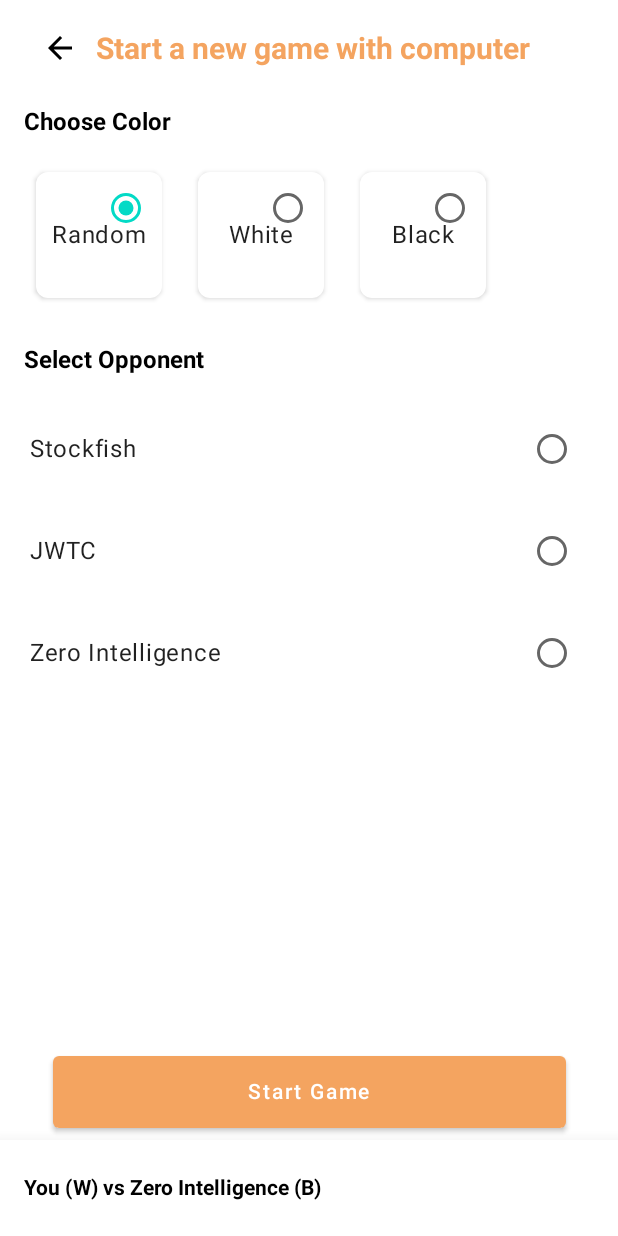
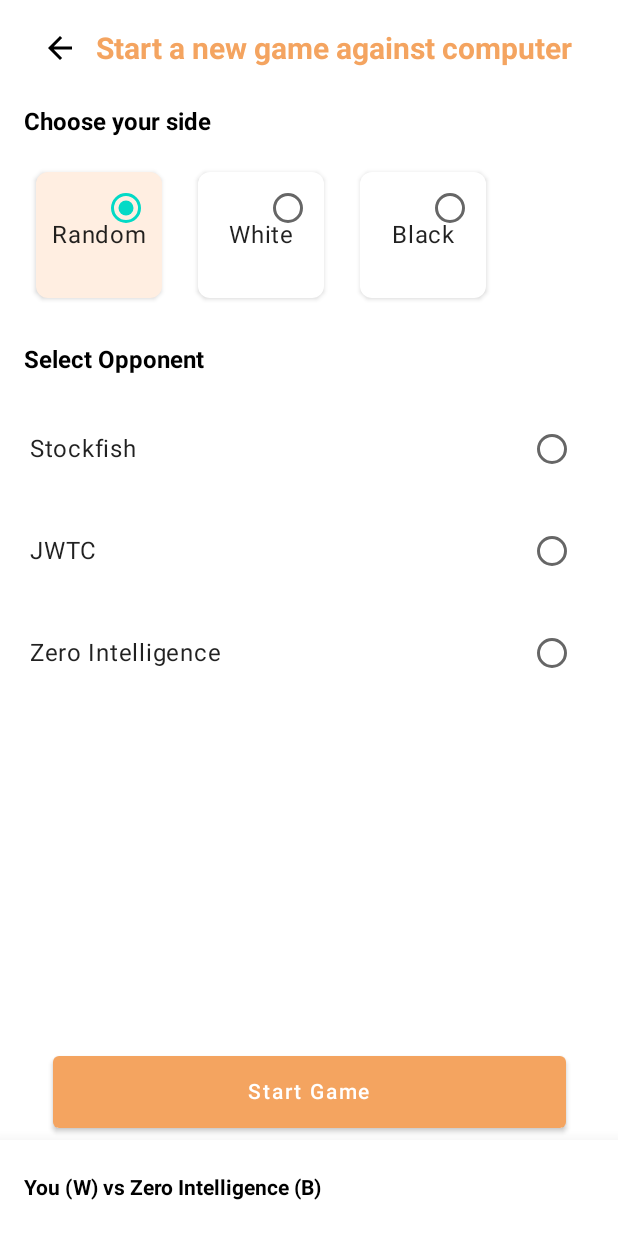
Before and after one commit to nwagu/chess-boy, an Android app built with Jetpack Compose: the NewGameView screen opened through its navigation route, on a phone screen of 412 x 824 dp. Run offline under Robolectric (Android 15) with nearby library versions, the phone set to English and light mode, and no system bars; our stand-ins replace Timber.

Commit message:
ui updates

```diff
--- a/androidApp/build.gradle.kts
+++ b/androidApp/build.gradle.kts
@@ -47,7 +47,7 @@ dependencies {
     implementation("com.google.android.material:material:1.3.0")
     implementation("androidx.appcompat:appcompat:1.3.0")
     implementation("androidx.constraintlayout:constraintlayout:2.0.4")
-    implementation("androidx.activity:activity-compose:1.3.0-alpha08")
+    implementation("androidx.activity:activity-compose:1.3.0-beta01")
     implementation("androidx.fragment:fragment-ktx:1.3.4")
 
     implementation("androidx.compose.runtime:runtime:${Versions.compose_version}")
@@ -57,7 +57,7 @@ dependencies {
     implementation("androidx.compose.foundation:foundation-layout:${Versions.compose_version}")
     implementation("androidx.compose.material:material:${Versions.compose_version}")
     implementation("androidx.compose.animation:animation:${Versions.compose_version}")
-    implementation("androidx.navigation:navigation-compose:2.4.0-alpha01")
+    implementation("androidx.navigation:navigation-compose:2.4.0-alpha02")
 
     implementation(platform("com.google.firebase:firebase-bom:28.0.1"))
     implementation("com.google.firebase:firebase-analytics-ktx")
--- a/androidApp/src/main/java/com/nwagu/android/chessboy/MainActivity.kt
+++ b/androidApp/src/main/java/com/nwagu/android/chessboy/MainActivity.kt
@@ -52,6 +52,11 @@ class MainActivity : AppCompatActivity() {
 
     }
 
+    override fun onStop() {
+        super.onStop()
+        gameViewModel.saveGame()
+    }
+
     override fun onActivityResult(requestCode: Int, resultCode: Int, data: Intent?) {
         super.onActivityResult(requestCode, resultCode, data)
         when (requestCode) {
--- a/androidApp/src/main/java/com/nwagu/android/chessboy/model/data/BluetoothDevice.kt
+++ b/androidApp/src/main/java/com/nwagu/android/chessboy/model/data/BluetoothDevice.kt
@@ -1,6 +1,4 @@
 package com.nwagu.android.chessboy.model.data
-
-import com.nwagu.android.chessboy.widgets.SelectableOpponent
 
 data class BluetoothDevice(
     val name: String,
--- a/androidApp/src/main/java/com/nwagu/android/chessboy/players/JWTC.kt
+++ b/androidApp/src/main/java/com/nwagu/android/chessboy/players/JWTC.kt
@@ -11,8 +11,13 @@ import kotlinx.coroutines.flow.MutableStateFlow
 
 class JWTC: UCIChessEngine {
 
-    override val id = PlayersRegister.JWTC
+    override val id: String
+        get() {
+            return "${PlayersRegister.JWTC}-level=${level}"
+        }
     override val name = "JWTC"
+    override val minLevel = 1
+    override val maxLevel = 7
     override var level = 5
     override val connectionState = MutableStateFlow(true)
 
--- a/androidApp/src/main/java/com/nwagu/android/chessboy/players/Players.kt
+++ b/androidApp/src/main/java/com/nwagu/android/chessboy/players/Players.kt
@@ -1,6 +1,6 @@
 package com.nwagu.android.chessboy.players
 
-import com.nwagu.android.chessboy.widgets.SelectableOpponent
+import com.nwagu.android.chessboy.widgets.SelectablePlayer
 import com.nwagu.chess.Player
 import com.nwagu.chess.board.Board
 import com.nwagu.chess.moves.Move
@@ -11,18 +11,20 @@ object User: Player {
     override val name = "You"
 }
 
-data class BluetoothOpponent(
+data class BluetoothPlayer(
     override val name: String = "Bluetooth Opponent",
     val address: String,
     override val id: String = "${PlayersRegister.BLUETOOTH}-${address}"
-): SelectableOpponent
+): SelectablePlayer
 
-interface MoveGenerator: SelectableOpponent {
+interface MoveGenerator: SelectablePlayer {
     override val name: String
     suspend fun getNextMove(board: Board): Move?
 }
 
 interface UCIChessEngine: MoveGenerator {
+    val minLevel: Int
+    val maxLevel: Int
     var level: Int
     val connectionState: MutableStateFlow<Boolean>
     fun init()
--- a/androidApp/src/main/java/com/nwagu/android/chessboy/players/Stockfish13.kt
+++ b/androidApp/src/main/java/com/nwagu/android/chessboy/players/Stockfish13.kt
@@ -24,8 +24,14 @@ val uciMovePattern = Pattern.compile("([a-h]{1}[1-8]{1})([a-h]{1}[1-8]{1})([qrbn
 
 class Stockfish13(val context: Context) : UCIChessEngine {
 
-    override val id = PlayersRegister.STOCKFISH13
+    override val id: String
+        get() {
+            return "${PlayersRegister.STOCKFISH13}-level=${level}"
+        }
+
     override val name = "Stockfish"
+    override val minLevel = 1
+    override val maxLevel = 10
     override var level: Int = 5
 
     private val chessEngineMove = MutableStateFlow("")
--- a/androidApp/src/main/java/com/nwagu/android/chessboy/screens/NewGameScreen.kt
+++ b/androidApp/src/main/java/com/nwagu/android/chessboy/screens/NewGameScreen.kt
@@ -69,28 +69,28 @@ fun NewGameView(
                     Icon(Icons.Filled.ArrowBack, contentDescription = "Close", tint = Color.Black)
                 }
 
-                Header(Modifier.padding(0.dp, 8.dp), text = "Start a new game with computer")
+                Header(Modifier.padding(0.dp, 8.dp), text = "Start a new game against computer")
             }
 
-            SubHeader(Modifier.padding(0.dp, 16.dp), text = "Choose Color")
+            SubHeader(Modifier.padding(0.dp, 16.dp), text = "Choose your side")
 
             SimpleFlowRow {
                 RadioCard(
-                    selected = selectedColor == null,
+                    isSelected = selectedColor == null,
                     text = "Random",
                     onClick = {
                         newGameViewModel.selectedColor.value = null
                     }
                 )
                 RadioCard(
-                    selected = selectedColor == ChessPieceColor.WHITE,
+                    isSelected = selectedColor == ChessPieceColor.WHITE,
                     text = "White",
                     onClick = {
                         newGameViewModel.selectedColor.value = ChessPieceColor.WHITE
                     }
                 )
                 RadioCard(
-                    selected = selectedColor == ChessPieceColor.BLACK,
+                    isSelected = selectedColor == ChessPieceColor.BLACK,
                     text = "Black",
                     onClick = {
                         newGameViewModel.selectedColor.value = ChessPieceColor.BLACK
--- a/androidApp/src/main/java/com/nwagu/android/chessboy/ui/Color.kt
+++ b/androidApp/src/main/java/com/nwagu/android/chessboy/ui/Color.kt
@@ -9,6 +9,7 @@ val teal200 = Color(0xFF03DAC5)
 
 object AppColor {
     val Primary = Color(0xFFF4A460)
+    val PrimaryLight = Color(0xFFFFEEE1)
     val lightCell = Color(0xFFFFFADC)
     val darkCell = Color(0xFFCD853F)
     val boardBackground = Color(0xFFFFE4C4)
--- a/androidApp/src/main/java/com/nwagu/android/chessboy/vm/BoardExtensions.kt
+++ b/androidApp/src/main/java/com/nwagu/android/chessboy/vm/BoardExtensions.kt
@@ -1,13 +1,13 @@
 package com.nwagu.android.chessboy.vm
 
-import com.nwagu.android.chessboy.players.BluetoothOpponent
+import com.nwagu.android.chessboy.players.BluetoothPlayer
 import com.nwagu.android.chessboy.players.User
 import com.nwagu.chess.Game
 import com.nwagu.chess.board.turn
 import com.nwagu.chess.enums.ChessPieceColor
 
 fun Game.isBluetoothGame(): Boolean {
-    return this.blackPlayer is BluetoothOpponent || this.whitePlayer is BluetoothOpponent
+    return this.blackPlayer is BluetoothPlayer || this.whitePlayer is BluetoothPlayer
 }
 
 val Game.isUserTurn: Boolean
@@ -29,6 +29,6 @@ val Game.colorOnUserSideOfBoard: ChessPieceColor
 
 val Game.isBluetoothOpponentTurn: Boolean
     get() = when(board.turn) {
-        ChessPieceColor.WHITE -> whitePlayer is BluetoothOpponent
-        ChessPieceColor.BLACK -> blackPlayer is BluetoothOpponent
+        ChessPieceColor.WHITE -> whitePlayer is BluetoothPlayer
+        ChessPieceColor.BLACK -> blackPlayer is BluetoothPlayer
     }
--- a/androidApp/src/main/java/com/nwagu/android/chessboy/vm/NewBluetoothGameViewModel.kt
+++ b/androidApp/src/main/java/com/nwagu/android/chessboy/vm/NewBluetoothGameViewModel.kt
@@ -2,14 +2,14 @@ package com.nwagu.android.chessboy.vm
 
 import androidx.lifecycle.ViewModel
 import com.nwagu.android.chessboy.model.data.BluetoothDevice
-import com.nwagu.android.chessboy.players.BluetoothOpponent
+import com.nwagu.android.chessboy.players.BluetoothPlayer
 import com.nwagu.chess.enums.ChessPieceColor
 import kotlinx.coroutines.flow.MutableStateFlow
 
 class NewBluetoothGameViewModel: ViewModel() {
 
     val selectedColor = MutableStateFlow(ChessPieceColor.WHITE)
-    val selectedDevice = MutableStateFlow<BluetoothOpponent?>(null)
+    val selectedDevice = MutableStateFlow<BluetoothPlayer?>(null)
 
     val scanState = MutableStateFlow(ScanState.NONE)
 
--- a/androidApp/src/main/java/com/nwagu/android/chessboy/widgets/CustomWidgets.kt
+++ b/androidApp/src/main/java/com/nwagu/android/chessboy/widgets/CustomWidgets.kt
@@ -1,12 +1,8 @@
 package com.nwagu.android.chessboy.widgets
 
-import androidx.compose.foundation.clickable
 import androidx.compose.foundation.layout.*
 import androidx.compose.foundation.shape.RoundedCornerShape
-import androidx.compose.material.Button
-import androidx.compose.material.ButtonDefaults
-import androidx.compose.material.Card
-import androidx.compose.material.Text
+import androidx.compose.material.*
 import androidx.compose.runtime.Composable
 import androidx.compose.ui.Alignment
 import androidx.compose.ui.Modifier
@@ -39,21 +35,20 @@ fun SubHeader(modifier: Modifier = Modifier, text: String) {
     )
 }
 
+@ExperimentalMaterialApi
 @Composable
 fun QuickActionView(
     quickAction: QuickAction
 ) {
     Card(
-        Modifier
+        modifier = Modifier
             .padding(0.dp, 0.dp, 8.dp, 8.dp)
             .width(120.dp)
             .padding(8.dp)
-            .aspectRatio(1f)
-            .clickable(
-                onClick = {
-                    quickAction.action()
-                }
-            ),
+            .aspectRatio(1f),
+        onClick = {
+            quickAction.action()
+        },
         shape = RoundedCornerShape(8.dp),
         backgroundColor = Color.White,
         elevation = 2.dp
--- a/androidApp/src/main/java/com/nwagu/android/chessboy/widgets/OpponentSelect.kt
+++ b/androidApp/src/main/java/com/nwagu/android/chessboy/widgets/OpponentSelect.kt
@@ -1,26 +1,30 @@
 package com.nwagu.android.chessboy.widgets
 
-import androidx.compose.foundation.clickable
 import androidx.compose.foundation.layout.*
 import androidx.compose.foundation.shape.RoundedCornerShape
-import androidx.compose.material.Card
-import androidx.compose.material.RadioButton
-import androidx.compose.material.Text
-import androidx.compose.runtime.Composable
+import androidx.compose.material.*
+import androidx.compose.runtime.*
 import androidx.compose.ui.Alignment
 import androidx.compose.ui.Modifier
 import androidx.compose.ui.graphics.Color
+import androidx.compose.ui.text.TextStyle
+import androidx.compose.ui.text.font.FontStyle
+import androidx.compose.ui.text.font.FontWeight
 import androidx.compose.ui.unit.dp
+import com.nwagu.android.chessboy.players.UCIChessEngine
+import com.nwagu.android.chessboy.ui.AppColor
 import com.nwagu.chess.Player
+import kotlin.math.roundToInt
 
-interface SelectableOpponent: Player
+interface SelectablePlayer: Player
 
+@ExperimentalMaterialApi
 @Composable
 fun OpponentSelect(
     modifier: Modifier = Modifier,
-    items: List<SelectableOpponent>,
-    selectedItem: SelectableOpponent?,
-    onSelect: (SelectableOpponent) -> Unit
+    items: List<SelectablePlayer>,
+    selectedItem: SelectablePlayer?,
+    onSelect: (SelectablePlayer) -> Unit
 ) {
 
     Card(
@@ -30,44 +34,83 @@ fun OpponentSelect(
         elevation = 0.dp
     ) {
         Column {
+            repeat(items.size) { index ->
+                val player = items[index]
+                PlayerSelect(player, player == selectedItem, onSelect)
+            }
+        }
+    }
 
-            repeat(items.size) { index ->
+}
 
-                Row(modifier = Modifier
+@ExperimentalMaterialApi
+@Composable
+fun PlayerSelect(
+    player: SelectablePlayer,
+    isSelected: Boolean,
+    onSelect: (SelectablePlayer) -> Unit
+) {
+    Card(
+        modifier = Modifier
+            .fillMaxWidth(),
+        onClick = {
+            onSelect(player)
+        },
+        shape = RoundedCornerShape(4.dp),
+        backgroundColor = if (isSelected) AppColor.PrimaryLight else Color.Transparent,
+        elevation = 0.dp
+    ) {
+        Column(
+            modifier = Modifier
                 .padding(4.dp)
-                    .height(60.dp)
-                    .clickable(onClick = {
-                        onSelect(items[index])
-                    }),
+                .fillMaxWidth()
+        ) {
+
+            Row(
+                modifier = Modifier
+                    .fillMaxWidth()
+                    .height(60.dp),
                 verticalAlignment = Alignment.CenterVertically
             ) {
 
-                    val isSelected = items[index] == selectedItem
-
-                    Column(
-                        modifier = Modifier.weight(1f)
-                    ) {
-
-                        Text(text = items[index].name)
-
-                        /*if (isSelected && items[index] is AI) {
-                            Slider(
-                                valueRange = 1f..10f,
-                                value = (items[index] as AI).level.toFloat(),
-                                onValueChange = { (items[index] as AI).level = it.toInt() }
+                Text(
+                    modifier = Modifier.weight(1f),
+                    text = player.name,
                 )
-                        }*/
-                    }
-
                 RadioButton(
                     selected = isSelected,
                     onClick = {
-                            onSelect(items[index])
+                        onSelect(player)
+                    }
+                )
+
+            }
+
+            // advanced settings space
+            if (isSelected) {
+                Box {
+                    Column {
+                        if (player is UCIChessEngine) {
+                            var playerLevel by remember { mutableStateOf(player.level) }
+                            Text(
+                                text = "Level $playerLevel",
+                                style = TextStyle(Color.Gray, fontWeight = FontWeight.Light, fontStyle = FontStyle.Italic)
+                            )
+                            Slider(
+                                modifier = Modifier.padding(8.dp, 0.dp),
+                                valueRange = player.minLevel.toFloat()..player.maxLevel.toFloat(),
+                                steps = (player.maxLevel - player.minLevel) - 1,
+                                value = playerLevel.toFloat(),
+                                enabled = true,
+                                onValueChange = {
+                                    player.level = it.roundToInt()
+                                    playerLevel = it.roundToInt()
                                 }
                             )
                         }
                     }
                 }
             }
-
         }
+    }
+}
--- a/androidApp/src/main/java/com/nwagu/android/chessboy/widgets/RadioCard.kt
+++ b/androidApp/src/main/java/com/nwagu/android/chessboy/widgets/RadioCard.kt
@@ -1,12 +1,12 @@
 package com.nwagu.android.chessboy.widgets
 
-import androidx.compose.foundation.clickable
 import androidx.compose.foundation.layout.Box
 import androidx.compose.foundation.layout.aspectRatio
 import androidx.compose.foundation.layout.padding
 import androidx.compose.foundation.layout.width
 import androidx.compose.foundation.shape.RoundedCornerShape
 import androidx.compose.material.Card
+import androidx.compose.material.ExperimentalMaterialApi
 import androidx.compose.material.RadioButton
 import androidx.compose.material.Text
 import androidx.compose.runtime.Composable
@@ -14,11 +14,13 @@ import androidx.compose.ui.Alignment
 import androidx.compose.ui.Modifier
 import androidx.compose.ui.graphics.Color
 import androidx.compose.ui.unit.dp
+import com.nwagu.android.chessboy.ui.AppColor
 
+@ExperimentalMaterialApi
 @Composable
 fun RadioCard(
     modifier: Modifier = Modifier,
-    selected: Boolean,
+    isSelected: Boolean,
     enabled: Boolean = true,
     onClick: (() -> Unit) = {},
     text: String
@@ -29,20 +31,18 @@ fun RadioCard(
             .padding(0.dp, 0.dp, 8.dp, 8.dp)
             .width(100.dp)
             .padding(8.dp)
-            .aspectRatio(1f)
-            .clickable(
-                onClick = {
-                    onClick()
-                }
-            ),
+            .aspectRatio(1f),
+        onClick = {
+            onClick()
+        },
         shape = RoundedCornerShape(8.dp),
-        backgroundColor = Color.White,
+        backgroundColor = if (isSelected) AppColor.PrimaryLight else Color.White,
         elevation = 2.dp
     ) {
         Box {
             RadioButton(
                 modifier = Modifier.align(Alignment.TopEnd),
-                selected = selected,
+                selected = isSelected,
                 enabled = enabled,
                 onClick = {
                     onClick()
--- a/bluetoothchat/build.gradle.kts
+++ b/bluetoothchat/build.gradle.kts
@@ -3,7 +3,6 @@ import org.jetbrains.kotlin.gradle.plugin.mpp.KotlinNativeTarget
 plugins {
     kotlin("multiplatform")
     id("com.android.library")
-    id("kotlin-android-extensions")
 }
 
 android {
--- a/buildSrc/src/main/kotlin/com/nwagu/chessboy/buildsrc/Dependencies.kt
+++ b/buildSrc/src/main/kotlin/com/nwagu/chessboy/buildsrc/Dependencies.kt
@@ -1,8 +1,8 @@
 object Versions {
-    const val kotlin_version = "1.4.32"
+    const val kotlin_version = "1.5.10"
     const val gradle_plugin_version = "7.1.0-alpha01"
     const val sql_delight_version = "1.5.0"
-    const val compose_version = "1.0.0-beta07"
+    const val compose_version = "1.0.0-beta08"
     const val google_services_version = "4.3.8"
     const val firebase_crashlytics_version = "2.5.2"
 }
--- a/chess/build.gradle.kts
+++ b/chess/build.gradle.kts
@@ -3,7 +3,7 @@ import org.jetbrains.kotlin.gradle.plugin.mpp.KotlinNativeTarget
 plugins {
     kotlin("multiplatform")
     id("com.android.library")
-    id("kotlin-android-extensions")
+    id("kotlin-parcelize")
 }
 
 android {
```
Also changed, not shown: androidApp/src/main/java/com/nwagu/android/chessboy/screens/NewBluetoothGameScreen.kt (+17 -6 lines), androidApp/src/main/java/com/nwagu/android/chessboy/vm/GameViewModel.kt (+38 -18 lines). Lines whose indentation alone changed are shown as unchanged.
